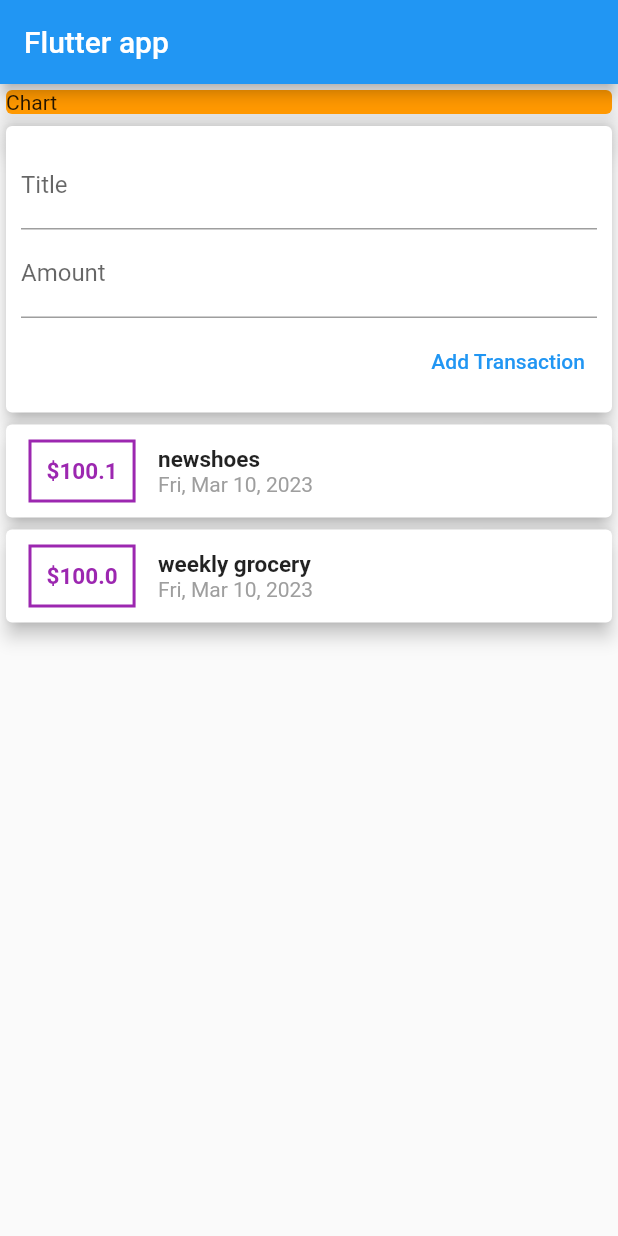
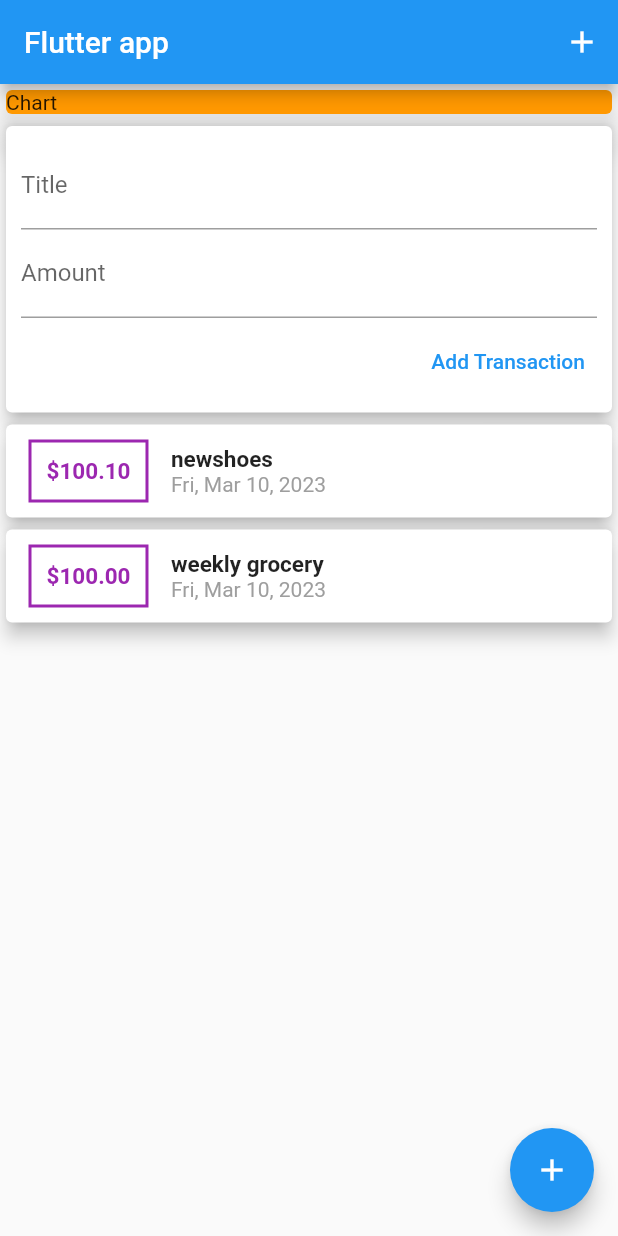
Before and after one commit to Akshatranakoti/flutter_expences, a Flutter app: the screen it shows after launch, after a tap on "Add Transaction", on a phone screen of 412 x 824 dp. Run offline on Flutter 3.47's test engine with Material 2 defaults, Android fonts, the light colour scheme and no system bars.

Commit message:
text_field_validator

```diff
--- a/lib/main.dart
+++ b/lib/main.dart
@@ -30,6 +30,9 @@ class MyHomePage extends StatelessWidget {
     return Scaffold(
       appBar: AppBar(
         title: Text("Flutter app"),
+        actions: [
+          IconButton(onPressed: () {}, icon: Icon(Icons.add)),
+        ],
       ),
       body: SingleChildScrollView(
         child: Column(
@@ -47,6 +50,11 @@ class MyHomePage extends StatelessWidget {
             UserTransaction(),
           ],
         ),
-        ));
+      ),
+      floatingActionButton: FloatingActionButton(
+        child: Icon(Icons.add),
+        onPressed: () {},
+      ),
+    );
   }
 }
--- a/lib/widgets/new_transaction.dart
+++ b/lib/widgets/new_transaction.dart
@@ -5,6 +5,14 @@ class NewTransaction extends StatelessWidget {
   final titleController = TextEditingController();
   final amountController = TextEditingController();
   NewTransaction(this.addTx);
+  void submitData() {
+    final enteredTitle = titleController.text;
+    final enteredAmount = double.parse(amountController.text);
+    if (enteredAmount < 0 || enteredTitle.isEmpty) {
+      return;
+    }
+    addTx(titleController.text, double.parse(amountController.text));
+  }
 
   @override
   Widget build(BuildContext context) {
@@ -16,6 +24,8 @@ class NewTransaction extends StatelessWidget {
           TextField(
             decoration: InputDecoration(labelText: 'Title'),
             controller: titleController,
+            onSubmitted: (_) => submitData(),
+
             // onChanged: (value) {
             //   titleInput = value;
 
@@ -24,19 +34,14 @@ class NewTransaction extends StatelessWidget {
           TextField(
             decoration: InputDecoration(labelText: 'Amount'),
             controller: amountController,
+            keyboardType: TextInputType.number,
+            onSubmitted: (_) => submitData(),
             // onChanged: (value) => amountInput = value,
           ),
           SizedBox(
             height: 5,
           ),
-          TextButton(
-              onPressed: () {
-                // print(titleInput);
-                // print(amountInput);
-                addTx(
-                    titleController.text, double.parse(amountController.text));
-              },
-              child: Text('Add Transaction'))
+          TextButton(onPressed: submitData, child: Text('Add Transaction'))
         ]),
       ),
     );
--- a/lib/widgets/transaction_list.dart
+++ b/lib/widgets/transaction_list.dart
@@ -21,7 +21,7 @@ class TransactionList extends StatelessWidget {
                     decoration: BoxDecoration(
                         border: Border.all(color: Colors.purple, width: 2)),
                     child: Text(
-                      '\$${transaction[index].amount}',
+                      '\$${transaction[index].amount.toStringAsFixed(2)}',
                       style: TextStyle(
                           fontWeight: FontWeight.bold,
                           fontSize: 15,
```
Lines whose indentation alone changed are shown as unchanged.
